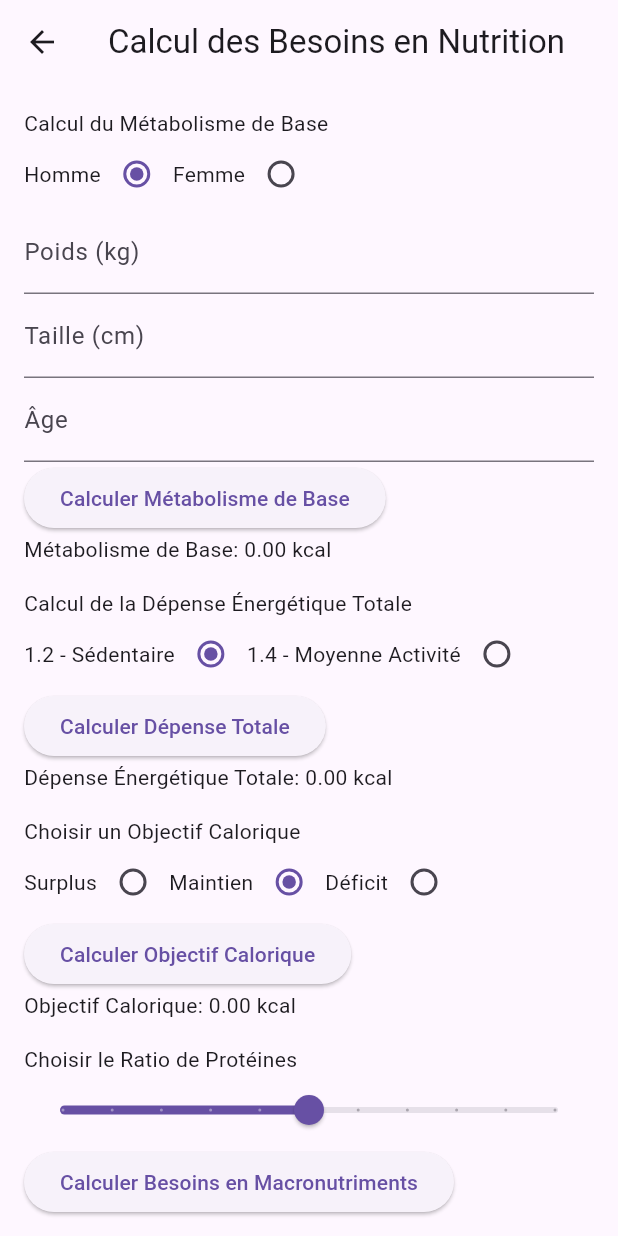
After one commit to remybms/sportin-app, a Flutter app: the NutritionPage screen opened by its route, on a phone screen of 412 x 824 dp. The commit adds this screen. Run offline on Flutter 3.47's test engine with Material 3 defaults, Android fonts, the phone set to English and light mode, and no system bars; our stand-ins replace freezed_annotation, shared_preferences, speech_to_text; accounts and stored records are empty.

Commit message:
:sparkles: added nutrition page

```diff
--- a/lib/main.dart
+++ b/lib/main.dart
@@ -3,6 +3,7 @@ import 'package:flutter_localizations/flutter_localizations.dart';
 import 'package:sportin/create-program/create_program.dart';
 import 'package:sportin/home/home_page.dart';
 import 'package:sportin/login/login_page.dart';
+import 'package:sportin/nutrition/nutrition.dart';
 import 'package:sportin/parameters/parameters.dart';
 import 'package:sportin/signin/signin_page.dart';
 import 'package:intl/date_symbol_data_local.dart';
@@ -31,6 +32,7 @@ class MainApp extends StatelessWidget {
         '/login': (context) => Login(),
         '/create-program': (context) => CreateProgramPage(),
         '/parameters': (context) => ParametersPage(),
+        '/nutrition': (context) => NutritionPage(),
 
       },
     );
--- /dev/null
+++ b/lib/nutrition/nutrition.dart
@@ -0,0 +1,253 @@
+import 'package:flutter/material.dart';
+
+void main() {
+  runApp(MyApp());
+}
+
+class MyApp extends StatelessWidget {
+  @override
+  Widget build(BuildContext context) {
+    return MaterialApp(
+      home: NutritionPage(),
+    );
+  }
+}
+
+class NutritionPage extends StatefulWidget {
+  @override
+  _NutritionPageState createState() => _NutritionPageState();
+}
+
+class _NutritionPageState extends State<NutritionPage> {
+  double weight = 75.0;
+  double height = 175.0;
+  int age = 30;
+  String gender = 'homme';
+  double activityCoefficient = 1.2;
+  String goal = 'maintien';
+  double proteinPerKg = 2.0;
+
+  double baseMetabolism = 0.0;
+  double totalEnergyExpenditure = 0.0;
+  double caloricGoal = 0.0;
+
+  // Calculate Basal Metabolic Rate (BMR)
+  void calculateBMR() {
+    setState(() {
+      if (gender == 'homme') {
+        baseMetabolism = 66 + (13.75 * weight) + (5 * height) - (6.77 * age);
+      } else {
+        baseMetabolism = 655.1 + (9.56 * weight) + (1.85 * height) - (4.67 * age);
+      }
+    });
+  }
+
+  // Calculate Total Energy Expenditure (TDEE)
+  void calculateTDEE() {
+    setState(() {
+      totalEnergyExpenditure = baseMetabolism * activityCoefficient;
+    });
+  }
+
+  // Calculate Caloric Goal (Surplus, Maintenance, Deficit)
+  void calculateCaloricGoal() {
+    setState(() {
+      if (goal == 'surplus') {
+        caloricGoal = totalEnergyExpenditure * 1.10; // 10% surplus
+      } else if (goal == 'deficit') {
+        caloricGoal = totalEnergyExpenditure * 0.90; // 10% deficit
+      } else {
+        caloricGoal = totalEnergyExpenditure;
+      }
+    });
+  }
+
+  // Calculate Macronutrients
+  void calculateMacronutrients() {
+    double protein = proteinPerKg * weight;
+    double kcalProtein = protein * 4;
+    double fats = 1.5 * weight;
+    double kcalFats = fats * 9;
+    double carbs = (caloricGoal - kcalProtein - kcalFats) / 4;
+
+    showDialog(
+      context: context,
+      builder: (context) {
+        return AlertDialog(
+          title: Text("Besoins en Macronutriments"),
+          content: Text(
+            "Protéines : ${protein.toStringAsFixed(1)} g\n"
+            "Lipides : ${fats.toStringAsFixed(1)} g\n"
+            "Glucides : ${carbs.toStringAsFixed(1)} g",
+          ),
+          actions: [
+            TextButton(
+              child: Text("OK"),
+              onPressed: () => Navigator.pop(context),
+            ),
+          ],
+        );
+      },
+    );
+  }
+
+  @override
+  Widget build(BuildContext context) {
+    return Scaffold(
+      appBar: AppBar(title: Text('Calcul des Besoins en Nutrition')),
+      body: Padding(
+        padding: const EdgeInsets.all(16.0),
+        child: Column(
+          crossAxisAlignment: CrossAxisAlignment.start,
+          children: [
+            Text('Calcul du Métabolisme de Base'),
+            Row(
+              children: [
+                Text('Homme'),
+                Radio(
+                  value: 'homme',
+                  groupValue: gender,
+                  onChanged: (String? value) {
+                    setState(() {
+                      gender = value!;
+                    });
+                  },
+                ),
+                Text('Femme'),
+                Radio(
+                  value: 'femme',
+                  groupValue: gender,
+                  onChanged: (String? value) {
+                    setState(() {
+                      gender = value!;
+                    });
+                  },
+                ),
+              ],
+            ),
+            TextField(
+              decoration: InputDecoration(labelText: 'Poids (kg)'),
+              keyboardType: TextInputType.number,
+              onChanged: (value) => setState(() {
+                weight = double.parse(value);
+              }),
+            ),
+            TextField(
+              decoration: InputDecoration(labelText: 'Taille (cm)'),
+              keyboardType: TextInputType.number,
+              onChanged: (value) => setState(() {
+                height = double.parse(value);
+              }),
+            ),
+            TextField(
+              decoration: InputDecoration(labelText: 'Âge'),
+              keyboardType: TextInputType.number,
+              onChanged: (value) => setState(() {
+                age = int.parse(value);
+              }),
+            ),
+            ElevatedButton(
+              onPressed: calculateBMR,
+              child: Text('Calculer Métabolisme de Base'),
+            ),
+            Text('Métabolisme de Base: ${baseMetabolism.toStringAsFixed(2)} kcal'),
+
+            SizedBox(height: 16),
+            Text('Calcul de la Dépense Énergétique Totale'),
+            Row(
+              children: [
+                Text('1.2 - Sédentaire'),
+                Radio(
+                  value: 1.2,
+                  groupValue: activityCoefficient,
+                  onChanged: (double? value) {
+                    setState(() {
+                      activityCoefficient = value!;
+                    });
+                  },
+                ),
+                Text('1.4 - Moyenne Activité'),
+                Radio(
+                  value: 1.4,
+                  groupValue: activityCoefficient,
+                  onChanged: (double? value) {
+                    setState(() {
+                      activityCoefficient = value!;
+                    });
+                  },
+                ),
+                // Add other activity levels if necessary
+              ],
+            ),
+            ElevatedButton(
+              onPressed: calculateTDEE,
+              child: Text('Calculer Dépense Totale'),
+            ),
+            Text('Dépense Énergétique Totale: ${totalEnergyExpenditure.toStringAsFixed(2)} kcal'),
+
+            SizedBox(height: 16),
+            Text('Choisir un Objectif Calorique'),
+            Row(
+              children: [
+                Text('Surplus'),
+                Radio(
+                  value: 'surplus',
+                  groupValue: goal,
+                  onChanged: (String? value) {
+                    setState(() {
+                      goal = value!;
+                    });
+                  },
+                ),
+                Text('Maintien'),
+                Radio(
+                  value: 'maintien',
+                  groupValue: goal,
+                  onChanged: (String? value) {
+                    setState(() {
+                      goal = value!;
+                    });
+                  },
+                ),
+                Text('Déficit'),
+                Radio(
+                  value: 'deficit',
+                  groupValue: goal,
+                  onChanged: (String? value) {
+                    setState(() {
+                      goal = value!;
+                    });
+                  },
+                ),
+              ],
+            ),
+            ElevatedButton(
+              onPressed: calculateCaloricGoal,
+              child: Text('Calculer Objectif Calorique'),
+            ),
+            Text('Objectif Calorique: ${caloricGoal.toStringAsFixed(2)} kcal'),
+
+            SizedBox(height: 16),
+            Text('Choisir le Ratio de Protéines'),
+            Slider(
+              value: proteinPerKg,
+              min: 1.5,
+              max: 2.5,
+              divisions: 10,
+              label: '${proteinPerKg.toStringAsFixed(1)} g/kg',
+              onChanged: (double value) {
+                setState(() {
+                  proteinPerKg = value;
+                });
+              },
+            ),
+            ElevatedButton(
+              onPressed: calculateMacronutrients,
+              child: Text('Calculer Besoins en Macronutriments'),
+            ),
+          ],
+        ),
+      ),
+    );
+  }
+}
```
